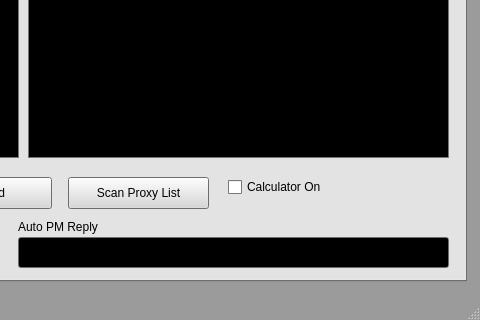
First picture: the form in mainwindow.ui, repository Arus12316/sabotv2, before the edit; both pictures show x 934 to 1414 and y 266 to 586 of the 1414 by 586 pixel window.
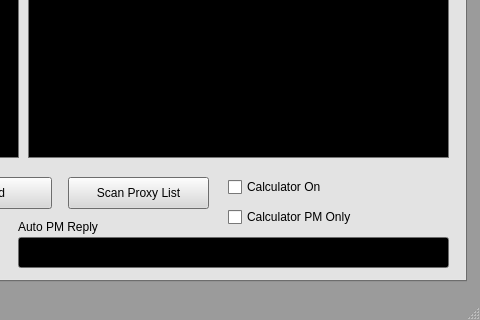
Second picture: the form after the edit.

Commit message: Added pm options for calculator and added a restriction to identifier lengths for calculator.

Diff of the .ui file:
```diff
--- a/mainwindow.ui
+++ b/mainwindow.ui
@@ -1279,6 +1279,19 @@
        <bool>false</bool>
       </property>
      </widget>
+     <widget class="QCheckBox" name="calculatorPM">
+      <property name="geometry">
+       <rect>
+        <x>1160</x>
+        <y>430</y>
+        <width>141</width>
+        <height>20</height>
+       </rect>
+      </property>
+      <property name="text">
+       <string>Calculator PM Only</string>
+      </property>
+     </widget>
     </widget>
    </widget>
   </widget>
```
The commit also changes 5 other files.
